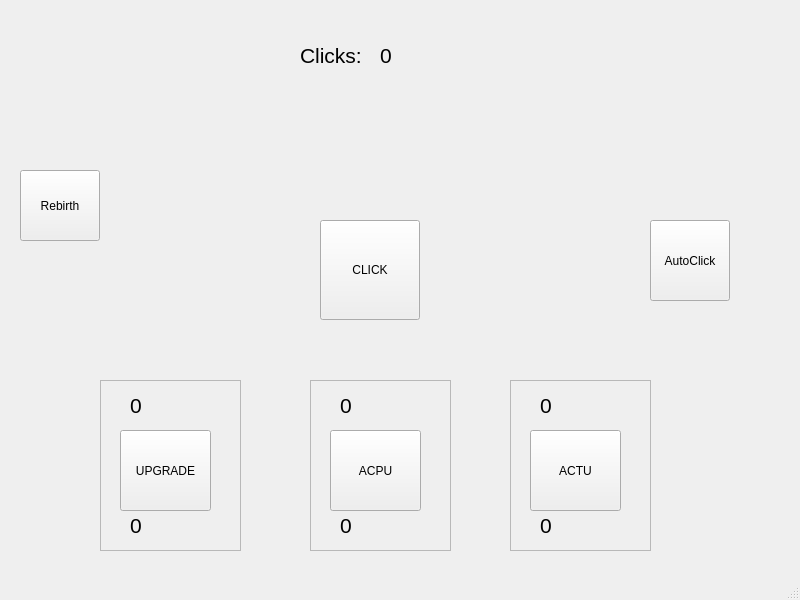
This is SimpleClickerTutorial/mainwindow.ui in SmilyFaceCode/SimpleClickerGame as Qt 5 draws it before an edit. The edited form follows.
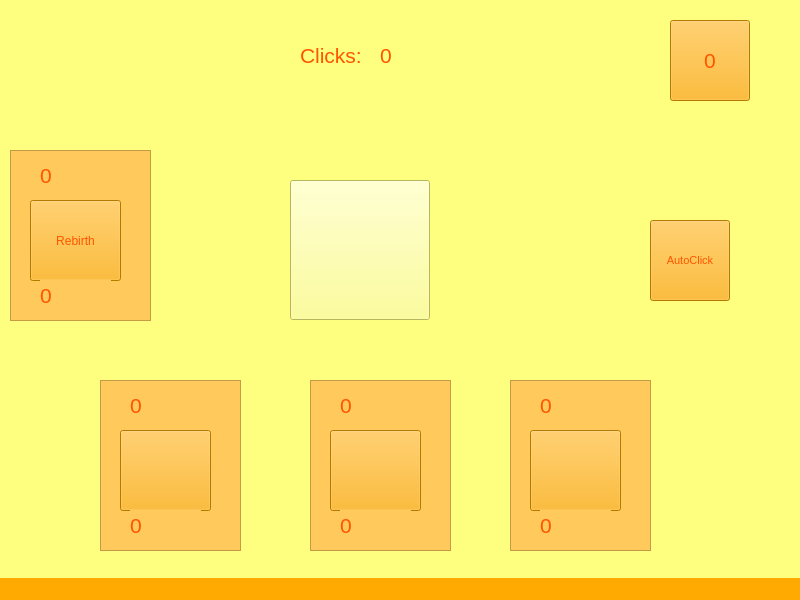
This is the edited form. Icons and pictures are not drawn.

```diff
--- a/SimpleClickerTutorial/mainwindow.ui
+++ b/SimpleClickerTutorial/mainwindow.ui
@@ -13,18 +13,40 @@
   <property name="windowTitle">
    <string>MainWindow</string>
   </property>
+  <property name="styleSheet">
+   <string notr="true">background-color: rgb(255, 170, 0);</string>
+  </property>
   <widget class="QWidget" name="centralwidget">
+   <property name="styleSheet">
+    <string notr="true">color: rgb(255, 85, 0);
+background-color: rgb(255, 255, 127);</string>
+   </property>
    <widget class="QPushButton" name="ClickButton">
     <property name="geometry">
      <rect>
-      <x>320</x>
-      <y>220</y>
-      <width>100</width>
-      <height>100</height>
+      <x>290</x>
+      <y>180</y>
+      <width>140</width>
+      <height>140</height>
      </rect>
     </property>
+    <property name="font">
+     <font>
+      <pointsize>16</pointsize>
+     </font>
+    </property>
     <property name="text">
-     <string>CLICK</string>
+     <string/>
+    </property>
+    <property name="icon">
+     <iconset>
+      <normaloff>../ClickerGameIcons/2cursor.png</normaloff>../ClickerGameIcons/2cursor.png</iconset>
+    </property>
+    <property name="iconSize">
+     <size>
+      <width>140</width>
+      <height>140</height>
+     </size>
     </property>
    </widget>
    <widget class="QLabel" name="Clicks">
@@ -63,19 +85,6 @@
      <string>0</string>
     </property>
    </widget>
-   <widget class="QPushButton" name="Rebirth">
-    <property name="geometry">
-     <rect>
-      <x>20</x>
-      <y>170</y>
-      <width>80</width>
-      <height>71</height>
-     </rect>
-    </property>
-    <property name="text">
-     <string>Rebirth</string>
-    </property>
-   </widget>
    <widget class="QFrame" name="UpgradeFrame">
     <property name="geometry">
      <rect>
@@ -85,12 +94,21 @@
       <height>171</height>
      </rect>
     </property>
+    <property name="styleSheet">
+     <string notr="true">background-color: rgb(255, 201, 92);</string>
+    </property>
     <property name="frameShape">
      <enum>QFrame::StyledPanel</enum>
     </property>
     <property name="frameShadow">
      <enum>QFrame::Raised</enum>
     </property>
+    <property name="lineWidth">
+     <number>1</number>
+    </property>
+    <property name="midLineWidth">
+     <number>0</number>
+    </property>
     <widget class="QPushButton" name="Upgrade">
      <property name="geometry">
       <rect>
@@ -101,10 +119,20 @@
       </rect>
      </property>
      <property name="styleSheet">
-      <string notr="true"/>
+      <string notr="true">background-color: rgb(255, 170, 0);</string>
      </property>
      <property name="text">
-      <string>UPGRADE</string>
+      <string/>
+     </property>
+     <property name="icon">
+      <iconset>
+       <normaloff>../ClickerGameIcons/up-arrow.png</normaloff>../ClickerGameIcons/up-arrow.png</iconset>
+     </property>
+     <property name="iconSize">
+      <size>
+       <width>55</width>
+       <height>55</height>
+      </size>
      </property>
     </widget>
     <widget class="QLabel" name="UpgradePrice">
@@ -153,9 +181,27 @@
       <height>81</height>
      </rect>
     </property>
+    <property name="font">
+     <font>
+      <pointsize>8</pointsize>
+     </font>
+    </property>
+    <property name="styleSheet">
+     <string notr="true">background-color: rgb(255, 170, 0);</string>
+    </property>
     <property name="text">
      <string>AutoClick</string>
     </property>
+    <property name="icon">
+     <iconset>
+      <normaloff>../ClickerGameIcons/1cursor.png</normaloff>../ClickerGameIcons/1cursor.png</iconset>
+    </property>
+    <property name="iconSize">
+     <size>
+      <width>16</width>
+      <height>16</height>
+     </size>
+    </property>
    </widget>
    <widget class="QFrame" name="UpgradeFrame_2">
     <property name="geometry">
@@ -166,6 +212,9 @@
       <height>171</height>
      </rect>
     </property>
+    <property name="styleSheet">
+     <string notr="true">background-color: rgb(255, 201, 92);</string>
+    </property>
     <property name="frameShape">
      <enum>QFrame::StyledPanel</enum>
     </property>
@@ -182,10 +231,20 @@
       </rect>
      </property>
      <property name="styleSheet">
-      <string notr="true"/>
+      <string notr="true">background-color: rgb(255, 170, 0);</string>
      </property>
      <property name="text">
-      <string>ACPU</string>
+      <string/>
+     </property>
+     <property name="icon">
+      <iconset>
+       <normaloff>../ClickerGameIcons/development.png</normaloff>../ClickerGameIcons/development.png</iconset>
+     </property>
+     <property name="iconSize">
+      <size>
+       <width>55</width>
+       <height>55</height>
+      </size>
      </property>
     </widget>
     <widget class="QLabel" name="Auto_Click_Power_Price">
@@ -234,6 +293,9 @@
       <height>171</height>
      </rect>
     </property>
+    <property name="styleSheet">
+     <string notr="true">background-color: rgb(255, 201, 92);</string>
+    </property>
     <property name="frameShape">
      <enum>QFrame::StyledPanel</enum>
     </property>
@@ -250,10 +312,20 @@
       </rect>
      </property>
      <property name="styleSheet">
-      <string notr="true"/>
+      <string notr="true">background-color: rgb(255, 170, 0);</string>
      </property>
      <property name="text">
-      <string>ACTU</string>
+      <string/>
+     </property>
+     <property name="icon">
+      <iconset>
+       <normaloff>../ClickerGameIcons/time-management.png</normaloff>../ClickerGameIcons/time-management.png</iconset>
+     </property>
+     <property name="iconSize">
+      <size>
+       <width>55</width>
+       <height>55</height>
+      </size>
      </property>
     </widget>
     <widget class="QLabel" name="Auto_Click_Timer_Price">
@@ -293,6 +365,117 @@
      </property>
     </widget>
    </widget>
+   <widget class="QFrame" name="RebirthFrame">
+    <property name="geometry">
+     <rect>
+      <x>10</x>
+      <y>150</y>
+      <width>141</width>
+      <height>171</height>
+     </rect>
+    </property>
+    <property name="styleSheet">
+     <string notr="true">background-color: rgb(255, 201, 92);</string>
+    </property>
+    <property name="frameShape">
+     <enum>QFrame::StyledPanel</enum>
+    </property>
+    <property name="frameShadow">
+     <enum>QFrame::Raised</enum>
+    </property>
+    <widget class="QPushButton" name="RebirthButton">
+     <property name="geometry">
+      <rect>
+       <x>20</x>
+       <y>50</y>
+       <width>91</width>
+       <height>81</height>
+      </rect>
+     </property>
+     <property name="styleSheet">
+      <string notr="true">background-color: rgb(255, 170, 0);</string>
+     </property>
+     <property name="text">
+      <string>Rebirth</string>
+     </property>
+     <property name="icon">
+      <iconset>
+       <normaloff>../ClickerGameIcons/recycle.png</normaloff>../ClickerGameIcons/recycle.png</iconset>
+     </property>
+     <property name="iconSize">
+      <size>
+       <width>32</width>
+       <height>32</height>
+      </size>
+     </property>
+    </widget>
+    <widget class="QLabel" name="RebirthPrice">
+     <property name="geometry">
+      <rect>
+       <x>30</x>
+       <y>10</y>
+       <width>81</width>
+       <height>31</height>
+      </rect>
+     </property>
+     <property name="font">
+      <font>
+       <pointsize>16</pointsize>
+      </font>
+     </property>
+     <property name="text">
+      <string>0</string>
+     </property>
+    </widget>
+    <widget class="QLabel" name="RebirthLevel">
+     <property name="geometry">
+      <rect>
+       <x>30</x>
+       <y>130</y>
+       <width>71</width>
+       <height>31</height>
+      </rect>
+     </property>
+     <property name="font">
+      <font>
+       <pointsize>16</pointsize>
+      </font>
+     </property>
+     <property name="text">
+      <string>0</string>
+     </property>
+    </widget>
+   </widget>
+   <widget class="QPushButton" name="Upgrading_Limit_Button">
+    <property name="geometry">
+     <rect>
+      <x>670</x>
+      <y>20</y>
+      <width>80</width>
+      <height>81</height>
+     </rect>
+    </property>
+    <property name="font">
+     <font>
+      <pointsize>16</pointsize>
+     </font>
+    </property>
+    <property name="styleSheet">
+     <string notr="true">background-color: rgb(255, 170, 0);</string>
+    </property>
+    <property name="text">
+     <string>0</string>
+    </property>
+   </widget>
+   <zorder>Clicks</zorder>
+   <zorder>ClickAmount</zorder>
+   <zorder>UpgradeFrame</zorder>
+   <zorder>AutoClick</zorder>
+   <zorder>UpgradeFrame_2</zorder>
+   <zorder>Auto_Click_Time_Upgrader_Frame</zorder>
+   <zorder>RebirthFrame</zorder>
+   <zorder>Upgrading_Limit_Button</zorder>
+   <zorder>ClickButton</zorder>
   </widget>
   <widget class="QMenuBar" name="menubar">
    <property name="geometry">
```
